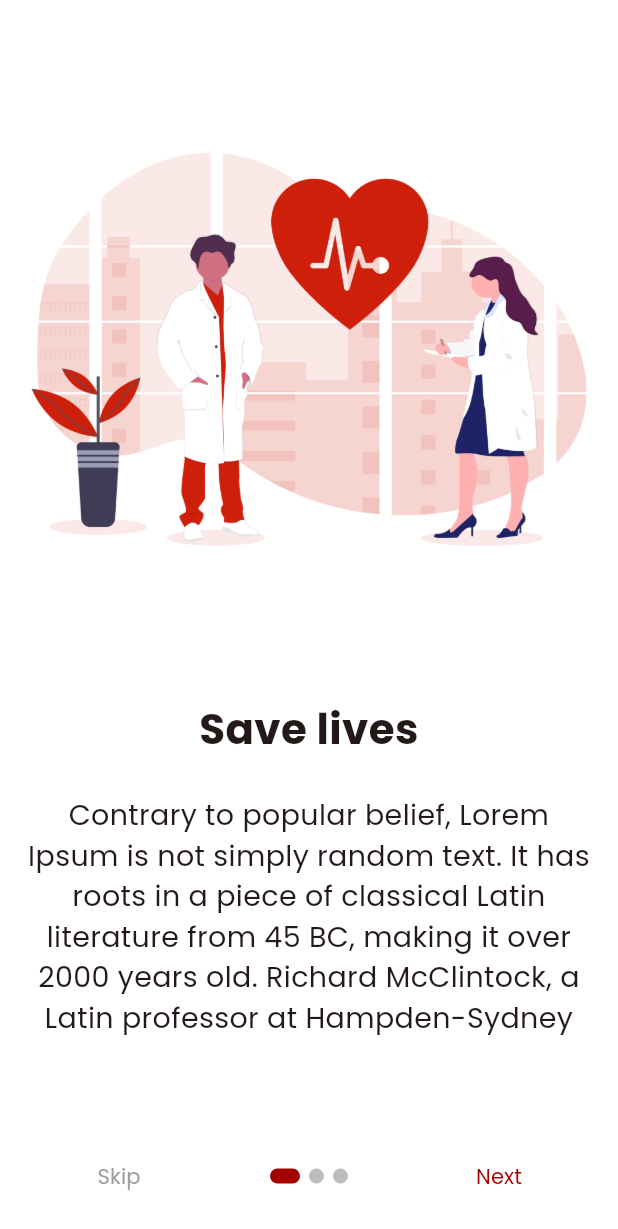
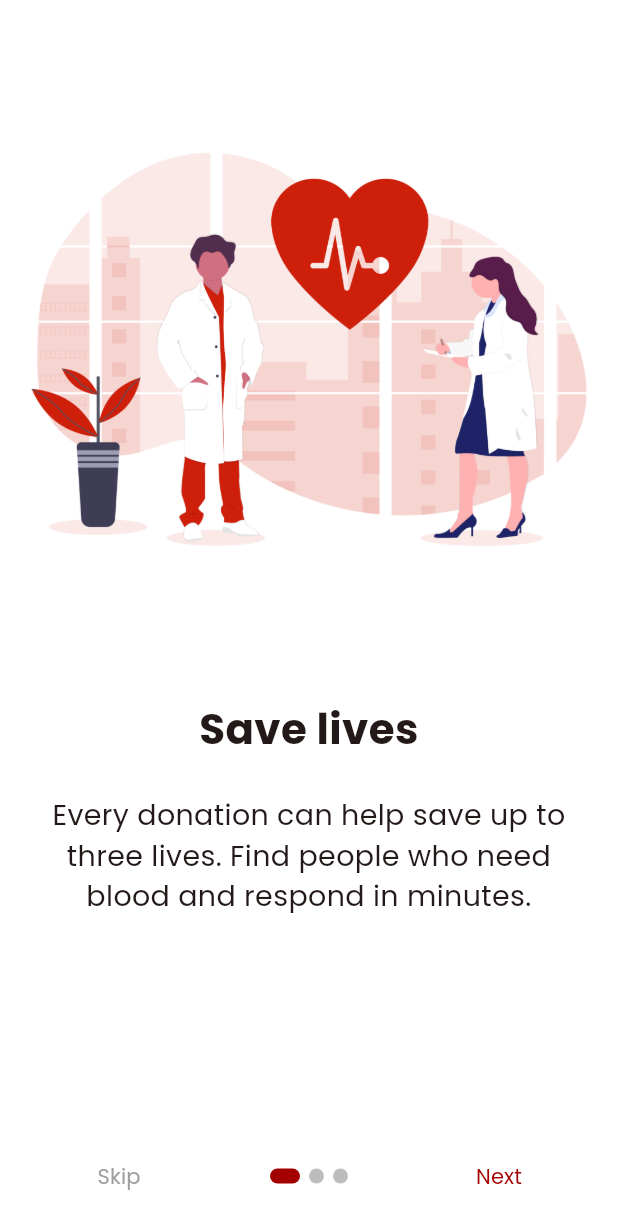
Before and after one commit to BlookBank/BloodBank-FrontEnd, a Flutter app: the screen it shows after launch, on a phone screen of 412 x 824 dp. Shown: the top 1229 px of the screen. Run offline on Flutter 3.47's test engine with Material 3 defaults, Android fonts, the phone set to English and light mode, and no system bars; drawn by our look-alikes of introduction_screen; our stand-ins replace cloud_firestore, firebase_auth, firebase_core, form_field_validator; missing offline and left inert: flutter_otp_kit; accounts and stored records are empty.

Commit message:
Replace Lorem Ipsum onboarding text with real copy
Co-Authored-By: Claude Sonnet 5.5 <noreply@anthropic.com>

```diff
--- a/lib/src/screens/views/onboarding/onboarding_screen.dart
+++ b/lib/src/screens/views/onboarding/onboarding_screen.dart
@@ -30,19 +30,19 @@ class OnboardingScreen extends StatelessWidget {
         pages: [
           PageViewModel(
             title: "Save lives",
-            body: 'Contrary to popular belief, Lorem Ipsum is not simply random text. It has roots in a piece of classical Latin literature from 45 BC, making it over 2000 years old. Richard McClintock, a Latin professor at Hampden-Sydney',
+            body: 'Every donation can help save up to three lives. Find people who need blood and respond in minutes.',
             image: Center(child: Image.asset('assets/images/save_lives.png'),),
             decoration: pageDecoration,
           ),
           PageViewModel(
             title: "Secure",
-            body: 'Contrary to popular belief, Lorem Ipsum is not simply random text. It has roots in a piece of classical Latin literature from 45 BC, making it over 2000 years old. Richard McClintock, a Latin professor at Hampden-Sydney',
+            body: 'Your account is protected with secure sign-in, and only you can see and edit your personal profile.',
             image: Center(child: Image.asset('assets/images/secure.png'),),
             decoration: pageDecoration,
           ),
           PageViewModel(
             title: "Easy to Use",
-            body: 'Contrary to popular belief, Lorem Ipsum is not simply random text. It has roots in a piece of classical Latin literature from 45 BC, making it over 2000 years old. Richard McClintock, a Latin professor at Hampden-Sydney',
+            body: 'Request blood, register as a donor and chat with people in need, all from one simple app.',
             image: Center(child: Image.asset('assets/images/easy.png'),),
             decoration: pageDecoration,
             footer: Padding(
```
